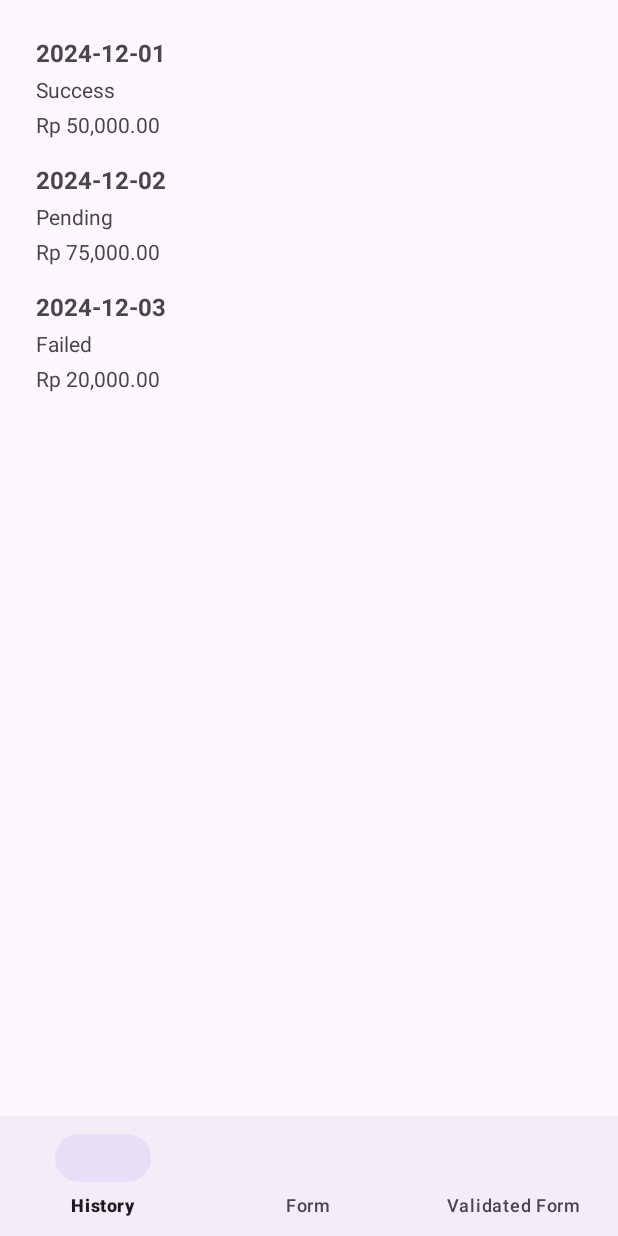
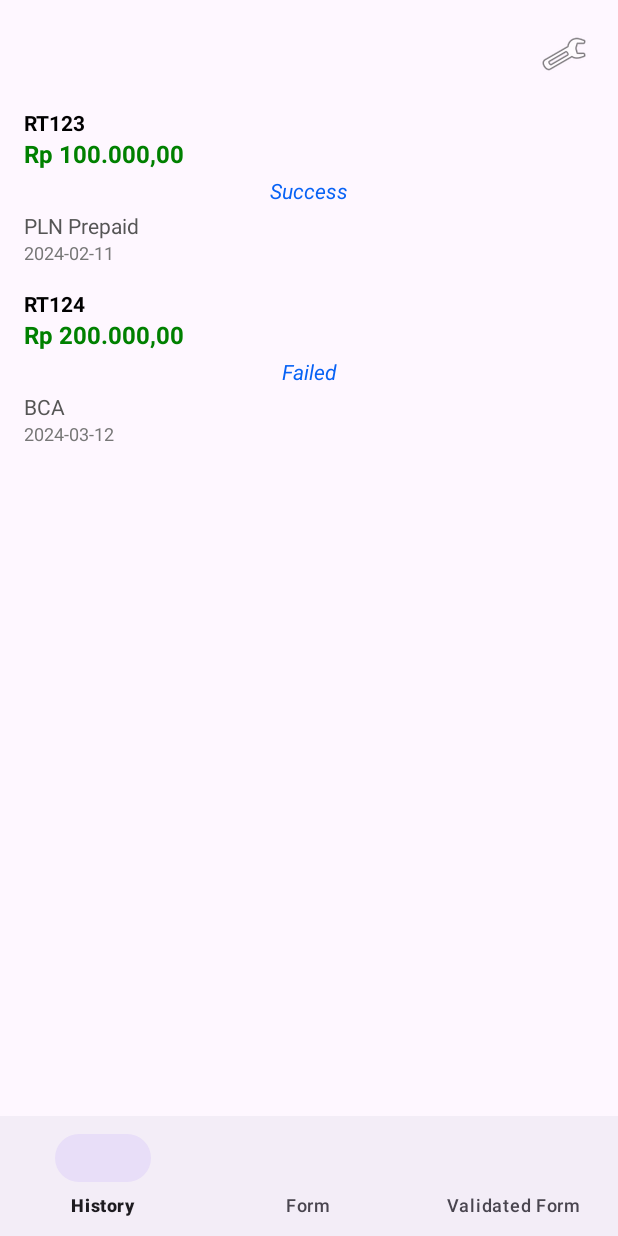
Before and after one commit to evannkent-s/ProjectMKP, an Android app: the screen it shows after launch (MainActivity), on a phone screen of 412 x 824 dp. Run offline under Robolectric (Android 15) with nearby library versions, the phone set to English and light mode, and no system bars.

Commit message:
ra kuat mas

```diff
--- a/app/src/main/java/id/ac/binus/project/adapter/TransactionAdapter.java
+++ b/app/src/main/java/id/ac/binus/project/adapter/TransactionAdapter.java
@@ -7,11 +7,11 @@ import android.widget.TextView;
 import androidx.annotation.NonNull;
 import androidx.recyclerview.widget.RecyclerView;
 import java.util.List;
-
 import id.ac.binus.project.R;
 import id.ac.binus.project.model.TransactionModel;
 
 public class TransactionAdapter extends RecyclerView.Adapter<TransactionAdapter.ViewHolder> {
+
     private List<TransactionModel> transactionList;
 
     public TransactionAdapter(List<TransactionModel> transactionList) {
@@ -28,9 +28,11 @@ public class TransactionAdapter extends RecyclerView.Adapter<TransactionAdapter.
     @Override
     public void onBindViewHolder(@NonNull ViewHolder holder, int position) {
         TransactionModel transaction = transactionList.get(position);
-        holder.dateTextView.setText(transaction.getDate());
-        holder.statusTextView.setText(transaction.getStatus());
-        holder.amountTextView.setText("Rp " + String.format("%,.2f", transaction.getAmount()));
+        holder.referenceNo.setText(transaction.getReferenceNo());
+        holder.amount.setText(transaction.getAmount());
+        holder.status.setText(transaction.getStatus());
+        holder.method.setText(transaction.getMethod());
+        holder.date.setText(transaction.getDate());
     }
 
     @Override
@@ -38,14 +40,25 @@ public class TransactionAdapter extends RecyclerView.Adapter<TransactionAdapter.
         return transactionList.size();
     }
 
+
+
     public static class ViewHolder extends RecyclerView.ViewHolder {
-        TextView dateTextView, statusTextView, amountTextView;
+        TextView referenceNo, amount, status, method, date;
 
         public ViewHolder(@NonNull View itemView) {
             super(itemView);
-            dateTextView = itemView.findViewById(R.id.text_date);
-            statusTextView = itemView.findViewById(R.id.text_status);
-            amountTextView = itemView.findViewById(R.id.text_amount);
+            referenceNo = itemView.findViewById(R.id.text_reference_no);
+            amount = itemView.findViewById(R.id.text_amount);
+            status = itemView.findViewById(R.id.text_status);
+            method = itemView.findViewById(R.id.text_method);
+            date = itemView.findViewById(R.id.text_date);
         }
     }
+
+    public void updateList(List<TransactionModel> newList) {
+        transactionList.clear();
+        transactionList.addAll(newList);
+        notifyDataSetChanged();
+    }
+
 }
--- a/app/src/main/java/id/ac/binus/project/fragment/HistoryFragment.java
+++ b/app/src/main/java/id/ac/binus/project/fragment/HistoryFragment.java
@@ -4,12 +4,13 @@ import android.os.Bundle;
 import android.view.LayoutInflater;
 import android.view.View;
 import android.view.ViewGroup;
-
+import android.widget.ImageButton;
 import androidx.annotation.NonNull;
 import androidx.annotation.Nullable;
 import androidx.fragment.app.Fragment;
 import androidx.recyclerview.widget.LinearLayoutManager;
 import androidx.recyclerview.widget.RecyclerView;
+
 import java.util.ArrayList;
 import java.util.List;
 
@@ -18,22 +19,50 @@ import id.ac.binus.project.adapter.TransactionAdapter;
 import id.ac.binus.project.model.TransactionModel;
 
 public class HistoryFragment extends Fragment {
+
+    private RecyclerView recyclerView;
+    private ImageButton filterButton;
+    private TransactionAdapter adapter;
+    private List<TransactionModel> transactions, filteredList;
+
     @Nullable
     @Override
     public View onCreateView(@NonNull LayoutInflater inflater, @Nullable ViewGroup container, @Nullable Bundle savedInstanceState) {
         View view = inflater.inflate(R.layout.fragment_history, container, false);
 
-        RecyclerView recyclerView = view.findViewById(R.id.recycler_view);
+        recyclerView = view.findViewById(R.id.recycler_view);
+        filterButton = view.findViewById(R.id.filter_button);
+
+        // Contoh data transaksi
+        transactions = new ArrayList<>();
+        transactions.add(new TransactionModel("RT123", "Rp 100.000,00", "Success", "PLN Prepaid", "2024-02-11"));
+        transactions.add(new TransactionModel("RT124", "Rp 200.000,00", "Failed", "BCA","2024-03-12"));
+
+        adapter = new TransactionAdapter(transactions);
         recyclerView.setLayoutManager(new LinearLayoutManager(getContext()));
+        recyclerView.setAdapter(adapter);
 
-        // Sample data
-        List<TransactionModel> transactions = new ArrayList<>();
-        transactions.add(new TransactionModel("2024-12-01", "Success", 50000));
-        transactions.add(new TransactionModel("2024-12-02", "Pending", 75000));
-        transactions.add(new TransactionModel("2024-12-03", "Failed", 20000));
+        // Buka dialog filter
+        filterButton.setOnClickListener(v -> {
+            FilterDialogFragment dialog = new FilterDialogFragment();
+            dialog.setFilterListener((startDate, endDate, status) -> {
+                filteredList = new ArrayList<>();
+                for (TransactionModel transaction : transactions) {
+                    boolean dateMatch = (startDate.isEmpty() || transaction.getDate().compareTo(startDate) >= 0)
+                            && (endDate.isEmpty() || transaction.getDate().compareTo(endDate) <= 0);
+                    boolean statusMatch = status.isEmpty() || transaction.getStatus().equals(status);
 
-        TransactionAdapter adapter = new TransactionAdapter(transactions);
-        recyclerView.setAdapter(adapter);
+                    if (dateMatch && statusMatch) {
+                        filteredList.add(transaction);
+                    }
+                }
+
+                // Update adapter dengan data yang sudah difilter
+                adapter.updateList(filteredList);
+            });
+            dialog.show(getParentFragmentManager(), "filterDialog");
+        });
+
 
         return view;
     }
--- a/app/src/main/java/id/ac/binus/project/model/TransactionModel.java
+++ b/app/src/main/java/id/ac/binus/project/model/TransactionModel.java
@@ -1,25 +1,23 @@
 package id.ac.binus.project.model;
 
 public class TransactionModel {
+    private String referenceNo;
+    private String amount;
+    private String status;
+    private String method;
     private String date;
-    private String status;
-    private double amount;
 
-    public TransactionModel(String date, String status, double amount) {
+    public TransactionModel(String referenceNo, String amount, String status, String method, String date) {
+        this.referenceNo = referenceNo;
+        this.amount = amount;
+        this.status = status;
+        this.method = method;
         this.date = date;
-        this.status = status;
-        this.amount = amount;
     }
 
-    public String getDate() {
-        return date;
-    }
-
-    public String getStatus() {
-        return status;
-    }
-
-    public double getAmount() {
-        return amount;
-    }
+    public String getReferenceNo() { return referenceNo; }
+    public String getAmount() { return amount; }
+    public String getStatus() { return status; }
+    public String getMethod() { return method; }
+    public String getDate() { return date; }
 }
--- a/app/src/main/res/layout/fragment_history.xml
+++ b/app/src/main/res/layout/fragment_history.xml
@@ -1,12 +1,25 @@
 <?xml version="1.0" encoding="utf-8"?>
 <RelativeLayout xmlns:android="http://schemas.android.com/apk/res/android"
     android:layout_width="match_parent"
-    android:layout_height="match_parent">
+    android:layout_height="match_parent"
+    android:padding="8dp">
 
+    <!-- Tombol Filter -->
+    <ImageButton
+        android:id="@+id/filter_button"
+        android:layout_width="40dp"
+        android:layout_height="40dp"
+        android:layout_alignParentEnd="true"
+        android:layout_margin="8dp"
+        android:src="@android:drawable/ic_menu_manage"
+        android:contentDescription="Filter"
+        android:background="?attr/selectableItemBackgroundBorderless" />
+
+    <!-- RecyclerView -->
     <androidx.recyclerview.widget.RecyclerView
         android:id="@+id/recycler_view"
         android:layout_width="match_parent"
         android:layout_height="match_parent"
-        android:padding="16dp" />
+        android:layout_below="@id/filter_button" />
 
 </RelativeLayout>
--- a/app/src/main/res/layout/item_transaction.xml
+++ b/app/src/main/res/layout/item_transaction.xml
@@ -5,27 +5,55 @@
     android:orientation="vertical"
     android:padding="8dp">
 
+    <!-- Nomor Referensi -->
+    <TextView
+        android:id="@+id/text_reference_no"
+        android:layout_width="match_parent"
+        android:layout_height="wrap_content"
+        android:text="No. Ref: RT142401234567890"
+        android:textSize="14sp"
+        android:textStyle="bold"
+        android:textColor="#000000" />
+
+    <!-- Jumlah Transaksi -->
+    <TextView
+        android:id="@+id/text_amount"
+        android:layout_width="match_parent"
+        android:layout_height="wrap_content"
+        android:text="Rp100.000,00"
+        android:textSize="16sp"
+        android:textStyle="bold"
+        android:textColor="#008000" />
+
+    <!-- Status Transaksi -->
+    <TextView
+        android:id="@+id/text_status"
+        android:layout_width="match_parent"
+        android:layout_height="wrap_content"
+        android:text="SUCCESS"
+        android:textSize="14sp"
+        android:textStyle="italic"
+        android:textColor="#0762f5"
+
+        android:padding="4dp"
+        android:gravity="center" />
+
+    <!-- Metode Pembayaran -->
+    <TextView
+        android:id="@+id/text_method"
+        android:layout_width="match_parent"
+        android:layout_height="wrap_content"
+        android:text="Metode: GOPAY"
+        android:textSize="14sp"
+        android:textColor="#555555" />
+
+    <!-- Tanggal Transaksi -->
     <TextView
         android:id="@+id/text_date"
-        android:layout_width="wrap_content"
+        android:layout_width="match_parent"
         android:layout_height="wrap_content"
-        android:text="Date"
-        android:textSize="16sp"
-        android:textStyle="bold"
-        android:paddingBottom="4dp" />
+        android:text="2024-01-01 08:45:51"
+        android:textSize="12sp"
+        android:textColor="#777777" />
 
-    <TextView
-        android:id="@+id/text_status"
-        android:layout_width="wrap_content"
-        android:layout_height="wrap_content"
-        android:text="Status"
-        android:textSize="14sp"
-        android:paddingBottom="4dp" />
-
-    <TextView
-        android:id="@+id/text_amount"
-        android:layout_width="wrap_content"
-        android:layout_height="wrap_content"
-        android:text="Amount"
-        android:textSize="14sp" />
 </LinearLayout>
```
Also changed, not shown: app/src/main/java/id/ac/binus/project/fragment/FilterDialogFragment.java (added, +85 -0 lines), app/src/main/res/layout/dialog_filter.xml (added, +98 -0 lines), app/src/main/res/drawable/ic_filter.jpg (added).
